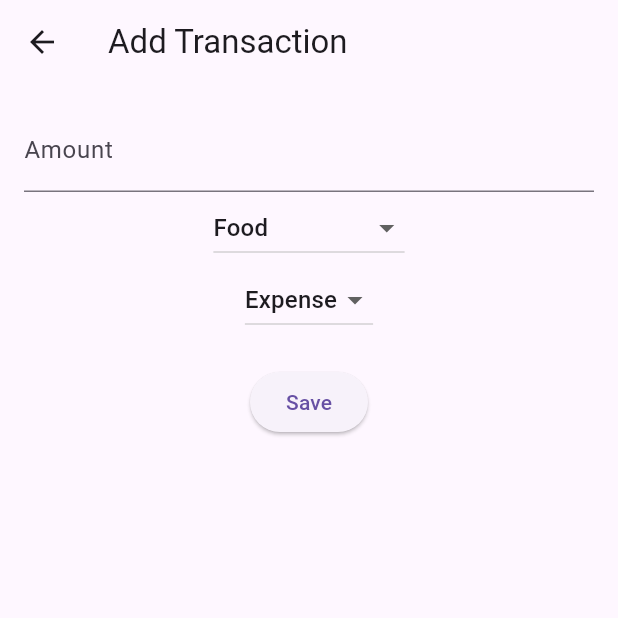
After one commit to bashapu/pft_test, a Flutter app: the AddTransactionScreen screen opened directly, after a tap on "Save", on a phone screen of 412 x 824 dp, the top half of it. The commit adds this screen. Run offline on Flutter 3.47's test engine with Material 3 defaults, Android fonts, the phone set to English and light mode, and no system bars; our stand-ins replace sqflite; accounts and stored records are empty.

Commit message:
Update Files and Add Transaction and DB Helper

```diff
--- a/lib/main.dart
+++ b/lib/main.dart
@@ -1,8 +1,11 @@
 import 'package:flutter/material.dart';
 import 'screens/login_screen.dart';
 import 'screens/dashboard_screen.dart';
+import 'services/database_helper.dart';
 
-void main() {
+void main() async {
+  WidgetsFlutterBinding.ensureInitialized();
+  await DatabaseHelper.instance.initDB();
   runApp(FinanceApp());
 }
 
--- /dev/null
+++ b/lib/screens/add_transaction.dart
@@ -0,0 +1,67 @@
+import 'package:flutter/material.dart';
+import '../services/database_helper.dart';
+
+class AddTransactionScreen extends StatefulWidget {
+  @override
+  _AddTransactionScreenState createState() => _AddTransactionScreenState();
+}
+
+class _AddTransactionScreenState extends State<AddTransactionScreen> {
+  final _amountController = TextEditingController();
+  String _category = 'Food';
+  String _type = 'Expense';
+
+  void _saveTransaction() async {
+    await DatabaseHelper.instance.insertTransaction({
+      'amount': double.parse(_amountController.text),
+      'category': _category,
+      'type': _type,
+      'date': DateTime.now().toIso8601String(),
+    });
+    Navigator.pop(context);
+  }
+
+  @override
+  Widget build(BuildContext context) {
+    return Scaffold(
+      appBar: AppBar(title: Text('Add Transaction')),
+      body: Padding(
+        padding: const EdgeInsets.all(16.0),
+        child: Column(
+          children: [
+            TextField(
+              controller: _amountController,
+              decoration: InputDecoration(labelText: 'Amount'),
+              keyboardType: TextInputType.number,
+            ),
+            DropdownButton<String>(
+              value: _category,
+              items: ['Food', 'Rent', 'Entertainment', 'Transport'].map((String value) {
+                return DropdownMenuItem<String>(
+                  value: value,
+                  child: Text(value),
+                );
+              }).toList(),
+              onChanged: (newVal) => setState(() => _category = newVal!),
+            ),
+            DropdownButton<String>(
+              value: _type,
+              items: ['Income', 'Expense'].map((String value) {
+                return DropdownMenuItem<String>(
+                  value: value,
+                  child: Text(value),
+                );
+              }).toList(),
+              onChanged: (newVal) => setState(() => _type = newVal!),
+            ),
+            SizedBox(height: 20),
+            ElevatedButton(
+              onPressed: _saveTransaction,
+              child: Text('Save'),
+            )
+          ],
+        ),
+      ),
+    );
+  }
+}
--- a/lib/screens/dashboard_screen.dart
+++ b/lib/screens/dashboard_screen.dart
@@ -15,7 +15,7 @@ class _DashboardScreenState extends State<DashboardScreen> {
   final List<Widget> _screens = [
     HomeScreen(),
     ReportsScreen(),
-    Container(), // placeholder for center FAB
+    Container(),
     GoalsScreen(),
     ProfileScreen(),
   ];
```
Also changed, not shown: lib/services/database_helper.dart (added, +42 -0 lines), lib/screens/login_screen.dart (line endings or trailing spaces).
